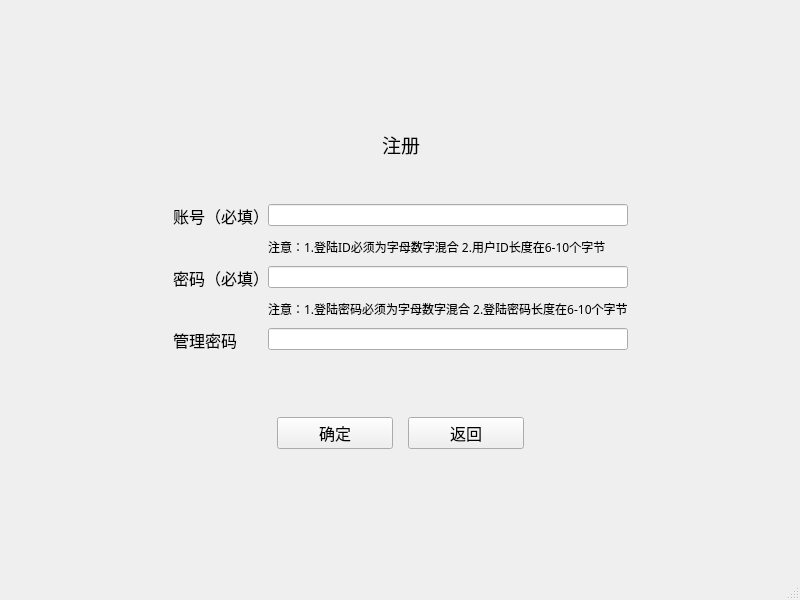
First picture: the form in mainCode/register.ui, repository CarlosDJY/QtBasedGroupWork, before the edit.
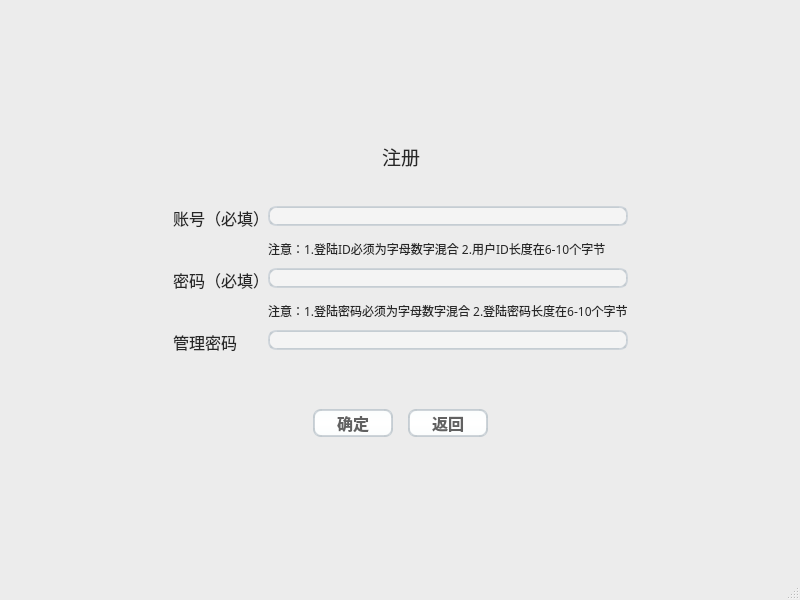
Second picture: the form after the edit. Icons and pictures are not drawn.

What changed in the file:
```diff
--- a/mainCode/register.ui
+++ b/mainCode/register.ui
@@ -13,6 +13,443 @@
   <property name="windowTitle">
    <string>MainWindow</string>
   </property>
+  <property name="styleSheet">
+   <string notr="true">/*
+ * MacOS Style Sheet for QT Applications
+ * Author: Jaime A. Quiroga P.
+ * Company: GTRONICK
+ * Last updated: 25/12/2020, 23:10.
+ * Available at: https://github.com/GTRONICK/QSS/blob/master/MacOS.qss
+ */
+QMainWindow {
+    background-color:#ececec;
+}
+QPushButton, QToolButton, QCommandLinkButton{
+    padding: 0 5px 0 5px;
+    border-style: solid;
+    border-top-color: qlineargradient(spread:pad, x1:0, y1:0, x2:0, y2:1, stop:0 #c1c9cf, stop:1 #d2d8dd);
+    border-right-color: qlineargradient(spread:pad, x1:1, y1:0, x2:0, y2:0, stop:0 #c1c9cf, stop:1 #d2d8dd);
+    border-bottom-color: qlineargradient(spread:pad, x1:0, y1:1, x2:0, y2:0, stop:0 #c1c9cf, stop:1 #d2d8dd);
+    border-left-color: qlineargradient(spread:pad, x1:0, y1:0, x2:1, y2:0, stop:0 #c1c9cf, stop:1 #d2d8dd);
+    border-width: 2px;
+    border-radius: 8px;
+    color: #616161;
+    font-weight: bold;
+    background-color: qlineargradient(spread:pad, x1:0.5, y1:0, x2:0.5, y2:1, stop:0 #fbfdfd, stop:0.5 #ffffff, stop:1 #fbfdfd);
+}
+QPushButton::default, QToolButton::default, QCommandLinkButton::default{
+    border: 2px solid transparent;
+    color: #FFFFFF;
+    background-color: qlineargradient(spread:pad, x1:0.5, y1:0, x2:0.5, y2:1, stop:0 #84afe5, stop:1 #1168e4);
+}
+QPushButton:hover, QToolButton:hover, QCommandLinkButton:hover{
+    color: #3d3d3d;
+}
+QPushButton:pressed, QToolButton:pressed, QCommandLinkButton:pressed{
+    color: #aeaeae;
+    background-color: qlineargradient(spread:pad, x1:0.5, y1:0, x2:0.5, y2:1, stop:0 #ffffff, stop:0.5 #fbfdfd, stop:1 #ffffff);
+}
+QPushButton:disabled, QToolButton:disabled, QCommandLinkButton:disabled{
+    color: #616161;
+    background-color: qlineargradient(spread:pad, x1:0.5, y1:0, x2:0.5, y2:1, stop:0 #dce7eb, stop:0.5 #e0e8eb, stop:1 #dee7ec);
+}
+QLineEdit, QTextEdit, QPlainTextEdit, QSpinBox, QDoubleSpinBox, QTimeEdit, QDateEdit, QDateTimeEdit {
+    border-width: 2px;
+    border-radius: 8px;
+    border-style: solid;
+    border-top-color: qlineargradient(spread:pad, x1:0.5, y1:1, x2:0.5, y2:0, stop:0 #c1c9cf, stop:1 #d2d8dd);
+    border-right-color: qlineargradient(spread:pad, x1:0, y1:0, x2:1, y2:0, stop:0 #c1c9cf, stop:1 #d2d8dd);
+    border-bottom-color: qlineargradient(spread:pad, x1:0.5, y1:0, x2:0.5, y2:1, stop:0 #c1c9cf, stop:1 #d2d8dd);
+    border-left-color: qlineargradient(spread:pad, x1:1, y1:0, x2:0, y2:0, stop:0 #c1c9cf, stop:1 #d2d8dd);
+    background-color: #f4f4f4;
+    color: #3d3d3d;
+}
+QLineEdit:focus, QTextEdit:focus, QPlainTextEdit:focus, QSpinBox:focus, QDoubleSpinBox:focus, QTimeEdit:focus, QDateEdit:focus, QDateTimeEdit:focus {
+    border-width: 2px;
+    border-radius: 8px;
+    border-style: solid;
+    border-top-color: qlineargradient(spread:pad, x1:0.5, y1:1, x2:0.5, y2:0, stop:0 #85b7e3, stop:1 #9ec1db);
+    border-right-color: qlineargradient(spread:pad, x1:0, y1:0, x2:1, y2:0, stop:0 #85b7e3, stop:1 #9ec1db);
+    border-bottom-color: qlineargradient(spread:pad, x1:0.5, y1:0, x2:0.5, y2:1, stop:0 #85b7e3, stop:1 #9ec1db);
+    border-left-color: qlineargradient(spread:pad, x1:1, y1:0, x2:0, y2:0, stop:0 #85b7e3, stop:1 #9ec1db);
+    background-color: #f4f4f4;
+    color: #3d3d3d;
+}
+QLineEdit:disabled, QTextEdit:disabled, QPlainTextEdit:disabled, QSpinBox:disabled, QDoubleSpinBox:disabled, QTimeEdit:disabled, QDateEdit:disabled, QDateTimeEdit:disabled {
+    color: #b9b9b9;
+}
+QSpinBox::up-button, QDoubleSpinBox::up-button, QTimeEdit::up-button, QDateEdit::up-button, QDateTimeEdit::up-button {
+    subcontrol-origin: padding;
+    subcontrol-position: top right;
+    width: 15px;
+    color: #272727;
+    border-left-width: 1px;
+    border-left-color: darkgray;
+    border-left-style: solid;
+    border-top-right-radius: 3px;
+    padding: 3px;
+}
+QSpinBox::down-button, QDoubleSpinBox::down-button, QTimeEdit::down-button, QDateEdit::down-button, QDateTimeEdit::down-button {
+    subcontrol-origin: padding;
+    subcontrol-position: bottom right;
+    width: 15px;
+    color: #272727;
+    border-left-width: 1px;
+    border-left-color: darkgray;
+    border-left-style: solid;
+    border-bottom-right-radius: 3px;
+    padding: 3px;
+}
+QSpinBox::up-button:pressed, QDoubleSpinBox::up-button:pressed, QTimeEdit::up-button:pressed, QDateEdit::up-button:pressed, QDateTimeEdit::up-button:pressed {
+    color: #aeaeae;
+    background-color: qlineargradient(spread:pad, x1:0.5, y1:0, x2:0.5, y2:1, stop:0 #ffffff, stop:0.5 #fbfdfd, stop:1 #ffffff);
+}
+QSpinBox::down-button:pressed, QDoubleSpinBox::down-button:pressed, QTimeEdit::down-button:pressed, QDateEdit::down-button:pressed, QDateTimeEdit::down-button:pressed {
+    color: #aeaeae;
+    background-color: qlineargradient(spread:pad, x1:0.5, y1:0, x2:0.5, y2:1, stop:0 #ffffff, stop:0.5 #fbfdfd, stop:1 #ffffff);
+}
+QSpinBox::up-button:hover, QDoubleSpinBox::up-button:hover, QTimeEdit::up-button:hover, QDateEdit::up-button:hover, QDateTimeEdit::up-button:hover {
+    color: #FFFFFF;
+    border-top-right-radius: 5px;
+    background-color: qlineargradient(spread:pad, x1:0.5, y1:0, x2:0.5, y2:1, stop:0 #84afe5, stop:1 #1168e4);
+    
+}
+QSpinBox::down-button:hover, QDoubleSpinBox::down-button:hover, QTimeEdit::down-button:hover, QDateEdit::down-button:hover, QDateTimeEdit::down-button:hover {
+    color: #FFFFFF;
+    border-bottom-right-radius: 5px;
+    background-color: qlineargradient(spread:pad, x1:0.5, y1:0, x2:0.5, y2:1, stop:0 #84afe5, stop:1 #1168e4);
+}
+QSpinBox::up-arrow, QDoubleSpinBox::up-arrow, QTimeEdit::up-arrow, QDateEdit::up-arrow, QDateTimeEdit::up-arrow {
+    image: url(/usr/share/icons/Adwaita/16x16/actions/go-up-symbolic.symbolic.png);
+}
+QSpinBox::down-arrow, QDoubleSpinBox::down-arrow, QTimeEdit::down-arrow, QDateEdit::down-arrow, QDateTimeEdit::down-arrow {
+    image: url(/usr/share/icons/Adwaita/16x16/actions/go-down-symbolic.symbolic.png);
+}
+QProgressBar {
+    max-height: 8px;
+    text-align: center;
+    font: italic bold 11px;
+    color: #3d3d3d;
+    border: 1px solid transparent;
+    border-radius:4px;
+    background-color: qlineargradient(spread:pad, x1:0, y1:0, x2:0, y2:1, stop:0 #ddd5d5, stop:0.5 #dad3d3, stop:1 #ddd5d5);
+}
+QProgressBar::chunk {
+    background-color: qlineargradient(spread:pad, x1:0, y1:0, x2:0, y2:1, stop:0 #467dd1, stop:0.5 #3b88fc, stop:1 #467dd1);
+    border-radius: 4px;
+}
+QProgressBar:disabled {
+    color: #616161;
+}
+QProgressBar::chunk:disabled {
+    background-color: #aeaeae;
+}
+QSlider::groove {
+    border: 1px solid #bbbbbb;
+    background-color: #52595d;
+    border-radius: 4px;
+}
+QSlider::groove:horizontal {
+    height: 6px;
+}
+QSlider::groove:vertical {
+    width: 6px;
+}
+QSlider::handle:horizontal {
+    background: #ffffff;
+    border-style: solid;
+    border-width: 1px;
+    border-color: rgb(207,207,207);
+    width: 12px;
+    margin: -5px 0;
+    border-radius: 7px;
+}
+QSlider::handle:vertical {
+    background: #ffffff;
+    border-style: solid;
+    border-width: 1px;
+    border-color: rgb(207,207,207);
+    height: 12px;
+    margin: 0 -5px;
+    border-radius: 7px;
+}
+QSlider::add-page, QSlider::sub-page {
+    border: 1px transparent;
+    background-color: #52595d;
+    border-radius: 4px;
+}
+QSlider::add-page:horizontal {
+    background: qlineargradient(spread:pad, x1:0, y1:0, x2:0, y2:1, stop:0 #ddd5d5, stop:0.5 #dad3d3, stop:1 #ddd5d5);
+}
+QSlider::sub-page:horizontal {
+    background-color: qlineargradient(spread:pad, x1:0, y1:0, x2:1, y2:0, stop:0 #467dd1, stop:0.5 #3b88fc, stop:1 #467dd1);
+}
+QSlider::add-page:vertical {
+    background-color: qlineargradient(spread:pad, x1:0, y1:0, x2:0, y2:1, stop:0 #467dd1, stop:0.5 #3b88fc, stop:1 #467dd1);
+}
+QSlider::sub-page:vertical {
+    background: qlineargradient(spread:pad, x1:0, y1:0, x2:1, y2:0, stop:0 #ddd5d5, stop:0.5 #dad3d3, stop:1 #ddd5d5);
+}
+QSlider::add-page:horizontal:disabled, QSlider::sub-page:horizontal:disabled, QSlider::add-page:vertical:disabled, QSlider::sub-page:vertical:disabled {
+    background: #b9b9b9;
+}
+QComboBox, QFontComboBox {
+    border-width: 2px;
+    border-radius: 8px;
+    border-style: solid;
+    border-top-color: qlineargradient(spread:pad, x1:0.5, y1:1, x2:0.5, y2:0, stop:0 #c1c9cf, stop:1 #d2d8dd);
+    border-right-color: qlineargradient(spread:pad, x1:0, y1:0, x2:1, y2:0, stop:0 #c1c9cf, stop:1 #d2d8dd);
+    border-bottom-color: qlineargradient(spread:pad, x1:0.5, y1:0, x2:0.5, y2:1, stop:0 #c1c9cf, stop:1 #d2d8dd);
+    border-left-color: qlineargradient(spread:pad, x1:1, y1:0, x2:0, y2:0, stop:0 #c1c9cf, stop:1 #d2d8dd);
+    background-color: #f4f4f4;
+    color: #272727;
+    padding-left: 5px;
+}
+QComboBox:editable, QComboBox:!editable, QComboBox::drop-down:editable, QComboBox:!editable:on, QComboBox::drop-down:editable:on {
+    background: #ffffff;
+}
+QComboBox::drop-down {
+    subcontrol-origin: padding;
+    subcontrol-position: top right;
+    width: 15px;
+    color: #272727;
+    border-left-width: 1px;
+    border-left-color: darkgray;
+    border-left-style: solid;
+    border-top-right-radius: 3px;
+    border-bottom-right-radius: 3px;
+}
+QComboBox::down-arrow {
+    image: url(/usr/share/icons/Adwaita/16x16/actions/go-down-symbolic.symbolic.png); /*Adawaita icon thene*/
+}
+
+QComboBox::down-arrow:on {
+    top: 1px;
+    left: 1px;
+}
+QComboBox QAbstractItemView {
+    border: 1px solid darkgray;
+    border-radius: 8px;
+    selection-background-color: #dadada;
+    selection-color: #272727;
+    color: #272727;
+    background: white;
+}
+QLabel, QCheckBox, QRadioButton {
+    color: #272727;
+}
+QCheckBox {
+    padding: 2px;
+}
+QCheckBox:disabled, QRadioButton:disabled {
+    color: #808086;
+    padding: 2px;
+}
+
+QCheckBox:hover {
+    border-radius:4px;
+    border-style:solid;
+    padding-left: 1px;
+    padding-right: 1px;
+    padding-bottom: 1px;
+    padding-top: 1px;
+    border-width:1px;
+    border-color: transparent;
+}
+QCheckBox::indicator:checked {
+    image: url(/usr/share/icons/Adwaita/16x16/actions/object-select-symbolic.symbolic.png);
+    height: 15px;
+    width: 15px;
+    border-style:solid;
+    border-width: 1px;
+    border-color: #48a5fd;
+    color: #ffffff;
+    border-radius: 3px;
+    background-color: qlineargradient(spread:pad, x1:0, y1:0, x2:0, y2:1, stop:0 #48a5fd, stop:0.5 #329cfb, stop:1 #48a5fd);
+}
+QCheckBox::indicator:unchecked {
+    
+    height: 15px;
+    width: 15px;
+    border-style:solid;
+    border-width: 1px;
+    border-color: #48a5fd;
+    border-radius: 3px;
+    background-color: #fbfdfa;
+}
+QLCDNumber {
+    color: #616161;;
+}
+QMenuBar {
+    background-color: #ececec;
+}
+QMenuBar::item {
+    color: #616161;
+    spacing: 3px;
+    padding: 1px 4px;
+    background-color: #ececec;
+}
+
+QMenuBar::item:selected {
+    background-color: #dadada;
+    color: #3d3d3d;
+}
+QMenu {
+    background-color: #ececec;
+}
+QMenu::item:selected {
+    background-color: #dadada;
+    color: #3d3d3d;
+}
+QMenu::item {
+    color: #616161;;
+    background-color: #e0e0e0;
+}
+QTabWidget {
+    color:rgb(0,0,0);
+    background-color:#000000;
+}
+QTabWidget::pane {
+    border-color: #050a0e;
+    background-color: #e0e0e0;
+    border-width: 1px;
+    border-radius: 4px;
+    position: absolute;
+    top: -0.5em;
+    padding-top: 0.5em;
+}
+
+QTabWidget::tab-bar {
+    alignment: center;
+}
+
+QTabBar::tab {
+    border-bottom: 1px solid #c0c0c0;
+    padding: 3px;
+    color: #272727;
+    background-color: #fefefc;
+    margin-left:0px;
+}
+QTabBar::tab:!last {
+    border-right: 1px solid;
+    border-right-color: #c0c0c0;
+    border-bottom-color: #c0c0c0;
+}
+QTabBar::tab:first {
+    border-top-left-radius: 4px;
+    border-bottom-left-radius: 4px;
+}
+QTabBar::tab:last {
+    border-top-right-radius: 4px;
+    border-bottom-right-radius: 4px;
+}
+QTabBar::tab:selected, QTabBar::tab:last:selected, QTabBar::tab:hover {
+    color: #FFFFFF;
+    background-color: qlineargradient(spread:pad, x1:0.5, y1:0, x2:0.5, y2:1, stop:0 #84afe5, stop:1 #1168e4);
+}
+QRadioButton::indicator {
+    height: 14px;
+    width: 14px;
+    border-style:solid;
+    border-radius:7px;
+    border-width: 1px;
+}
+QRadioButton::indicator:checked {
+    border-color: #48a5fd;
+    background-color: qradialgradient(cx:0.5, cy:0.5, radius:0.4,fx:0.5, fy:0.5, stop:0 #ffffff, stop:0.5 #ffffff, stop:0.6 #48a5fd, stop:1 #48a5fd);
+}
+QRadioButton::indicator:!checked {
+    border-color: #a9b7c6;
+    background-color: #fbfdfa;
+}
+QStatusBar {
+    color:#027f7f;
+}
+
+QDial {
+    background: #16a085;
+}
+
+QToolBox {
+    color: #a9b7c6;
+    background-color: #222b2e;
+}
+QToolBox::tab {
+    color: #a9b7c6;
+    background-color:#222b2e;
+}
+QToolBox::tab:selected {
+    color: #FFFFFF;
+    background-color:#222b2e;
+}
+QScrollArea {
+    color: #FFFFFF;
+    background-color:#222b2e;
+}
+
+QScrollBar:horizontal {
+	max-height: 10px;
+	border: 1px transparent grey;
+	margin: 0px 20px 0px 20px;
+	background: transparent;
+}
+QScrollBar:vertical {
+	max-width: 10px;
+	border: 1px transparent grey;
+	margin: 20px 0px 20px 0px;
+	background: transparent;
+}
+QScrollBar::handle:vertical, QScrollBar::handle:horizontal {
+	background: #52595d;
+	border-style: transparent;
+	border-radius: 4px;
+	min-height: 25px;
+}
+QScrollBar::handle:horizontal:hover, QScrollBar::handle:vertical:hover {
+	background: qlineargradient(spread:pad, x1:0, y1:0, x2:1, y2:0, stop:0 #467dd1, stop:0.5 #3b88fc, stop:1 #467dd1);
+}
+QScrollBar::add-line, QScrollBar::sub-line {
+    border: 2px transparent grey;
+    border-radius: 4px;
+    subcontrol-origin: margin;
+    background: #b9b9b9;
+}
+QScrollBar::add-line:horizontal {
+    width: 20px;
+    subcontrol-position: right;
+}
+QScrollBar::add-line:vertical {
+    height: 20px;
+    subcontrol-position: bottom;
+}
+QScrollBar::sub-line:horizontal {
+    width: 20px;
+    subcontrol-position: left;
+}
+QScrollBar::sub-line:vertical {
+    height: 20px;
+    subcontrol-position: top;
+}
+QScrollBar::add-line:vertical:pressed, QScrollBar::add-line:horizontal:pressed, QScrollBar::sub-line:horizontal:pressed, QScrollBar::sub-line:vertical:pressed {
+    background: qlineargradient(spread:pad, x1:0, y1:0, x2:1, y2:0, stop:0 #467dd1, stop:0.5 #3b88fc, stop:1 #467dd1);
+}
+QScrollBar::add-page:horizontal, QScrollBar::sub-page:horizontal, QScrollBar::add-page:vertical, QScrollBar::sub-page:vertical {
+    background: none;
+}
+QScrollBar::up-arrow:vertical {
+    image: url(/usr/share/icons/Adwaita/16x16/actions/go-up-symbolic.symbolic.png);
+}
+QScrollBar::down-arrow:vertical {
+    image: url(/usr/share/icons/Adwaita/16x16/actions/go-down-symbolic.symbolic.png);
+}
+QScrollBar::left-arrow:horizontal {
+    image: url(/usr/share/icons/Adwaita/16x16/actions/go-previous-symbolic.symbolic.png);
+}
+QScrollBar::right-arrow:horizontal {
+    image: url(/usr/share/icons/Adwaita/16x16/actions/go-next-symbolic.symbolic.png);
+}
+</string>
+  </property>
   <widget class="QWidget" name="centralwidget">
    <layout class="QVBoxLayout" name="verticalLayout">
     <item>
@@ -46,9 +483,11 @@
       <item row="1" column="1">
        <layout class="QGridLayout" name="gridLayout">
         <property name="verticalSpacing">
-         <number>40</number>
+         <number>30</number>
         </property>
-        <item row="0" column="1">
+        <item row="0" column="0">
+         <layout class="QHBoxLayout" name="horizontalLayout_3">
+          <item>
          <spacer name="horizontalSpacer">
           <property name="orientation">
            <enum>Qt::Horizontal</enum>
@@ -61,7 +500,7 @@
           </property>
          </spacer>
         </item>
-        <item row="0" column="2">
+          <item>
          <widget class="QLabel" name="label">
           <property name="sizePolicy">
            <sizepolicy hsizetype="Maximum" vsizetype="Maximum">
@@ -89,7 +528,7 @@
           </property>
          </widget>
         </item>
-        <item row="0" column="3">
+          <item>
          <spacer name="horizontalSpacer_2">
           <property name="orientation">
            <enum>Qt::Horizontal</enum>
@@ -102,7 +541,9 @@
           </property>
          </spacer>
         </item>
-        <item row="1" column="0" colspan="5">
+         </layout>
+        </item>
+        <item row="1" column="0">
          <layout class="QFormLayout" name="formLayout">
           <property name="formAlignment">
            <set>Qt::AlignLeading|Qt::AlignLeft|Qt::AlignVCenter</set>
@@ -250,7 +691,7 @@
           </item>
          </layout>
         </item>
-        <item row="2" column="2">
+        <item row="2" column="0">
          <spacer name="verticalSpacer">
           <property name="orientation">
            <enum>Qt::Vertical</enum>
@@ -264,6 +705,8 @@
          </spacer>
         </item>
         <item row="3" column="0">
+         <layout class="QHBoxLayout" name="horizontalLayout_2">
+          <item>
          <spacer name="horizontalSpacer_3">
           <property name="orientation">
            <enum>Qt::Horizontal</enum>
@@ -276,17 +719,24 @@
           </property>
          </spacer>
         </item>
-        <item row="3" column="1" colspan="3">
+          <item>
          <layout class="QHBoxLayout" name="horizontalLayout">
           <property name="spacing">
            <number>15</number>
           </property>
           <item>
            <widget class="QPushButton" name="ConfirmButton">
+              <property name="minimumSize">
+               <size>
+                <width>80</width>
+                <height>0</height>
+               </size>
+              </property>
             <property name="font">
              <font>
               <family>等线</family>
               <pointsize>12</pointsize>
+                <bold>true</bold>
              </font>
             </property>
             <property name="text">
@@ -296,10 +746,17 @@
           </item>
           <item>
            <widget class="QPushButton" name="BackButton">
+              <property name="minimumSize">
+               <size>
+                <width>80</width>
+                <height>0</height>
+               </size>
+              </property>
             <property name="font">
              <font>
               <family>等线</family>
               <pointsize>12</pointsize>
+                <bold>true</bold>
              </font>
             </property>
             <property name="text">
@@ -309,7 +766,7 @@
           </item>
          </layout>
         </item>
-        <item row="3" column="4">
+          <item>
          <spacer name="horizontalSpacer_4">
           <property name="orientation">
            <enum>Qt::Horizontal</enum>
@@ -324,6 +781,8 @@
         </item>
        </layout>
       </item>
+       </layout>
+      </item>
       <item row="1" column="2">
        <spacer name="horizontalSpacer_6">
         <property name="orientation">
@@ -360,7 +819,7 @@
      <x>0</x>
      <y>0</y>
      <width>800</width>
-     <height>26</height>
+     <height>19</height>
     </rect>
    </property>
   </widget>
```
Lines whose indentation alone changed are shown as unchanged.
